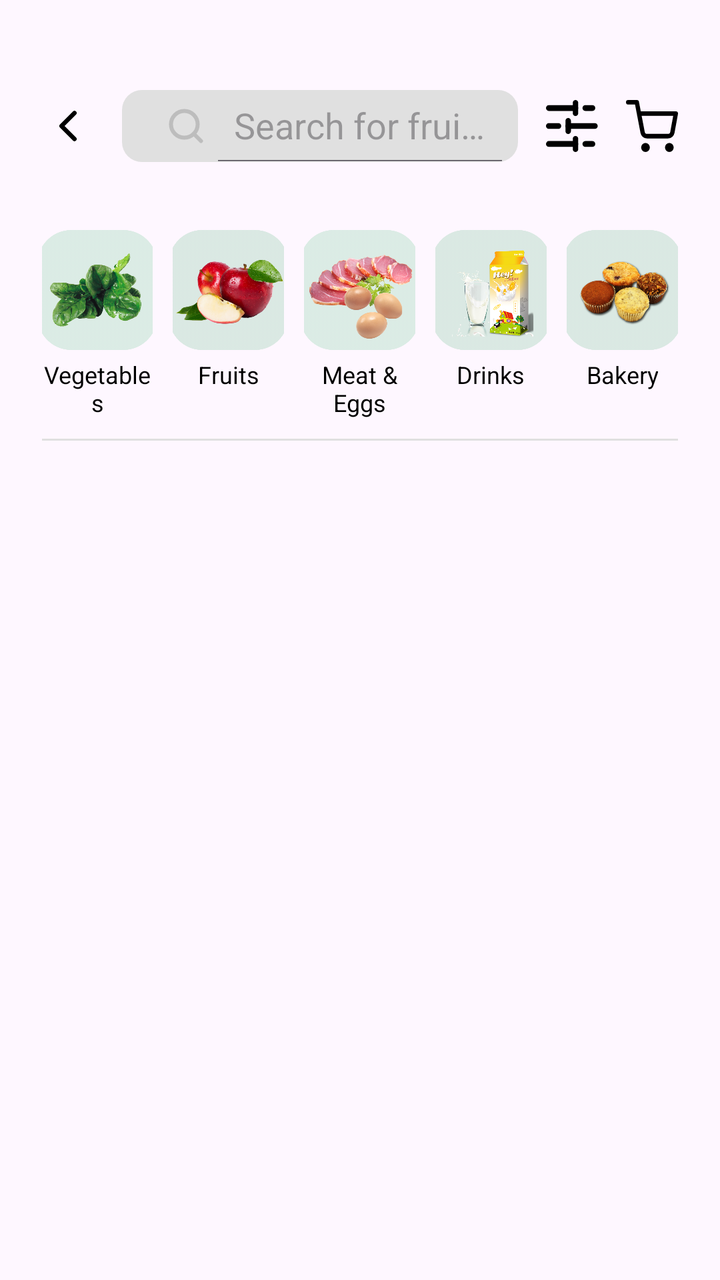
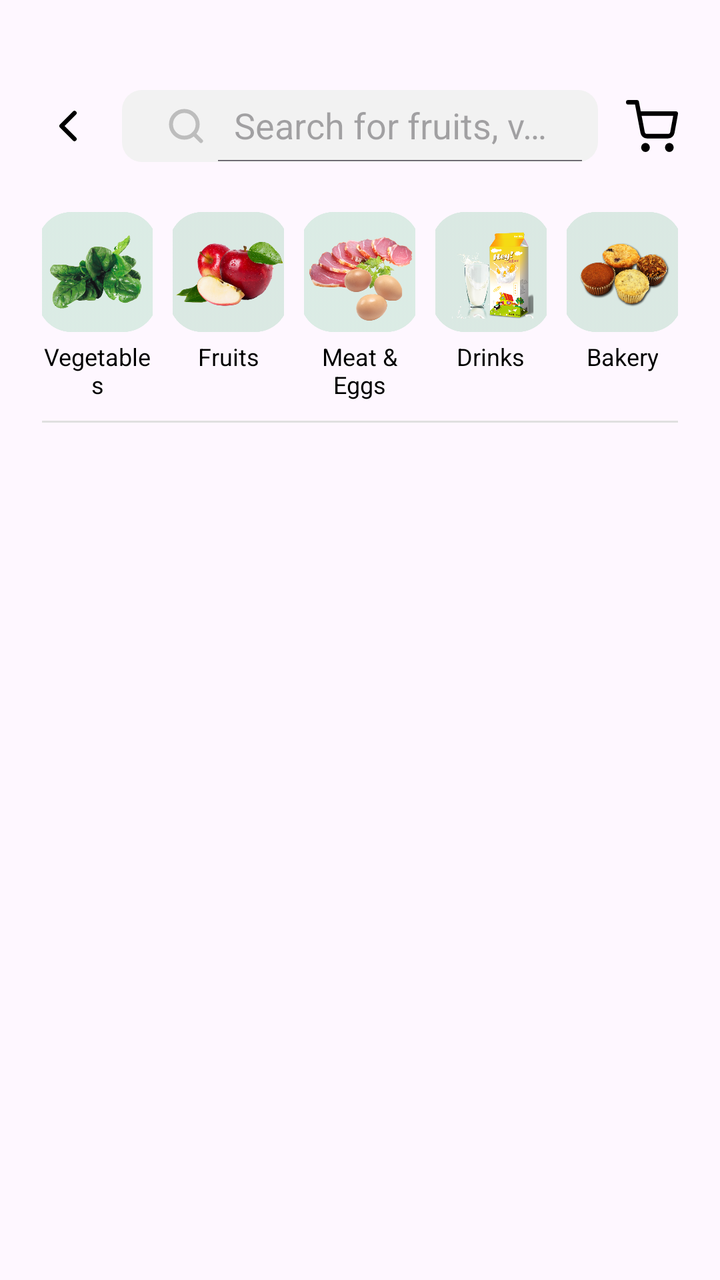

Compare the two renders of this Android layout. The source of the first and the diff that turns it into the second are given below.
<!-- AndroidManifest.xml: application theme Theme.GrocHub -->
<!-- res/layout/activity_categories.xml -->
<?xml version="1.0" encoding="utf-8"?>
<LinearLayout xmlns:android="http://schemas.android.com/apk/res/android"
    xmlns:app="http://schemas.android.com/apk/res-auto"
    xmlns:tools="http://schemas.android.com/tools"
    android:id="@+id/main"
    android:layout_width="match_parent"
    android:layout_height="match_parent"
    android:orientation="vertical"
    tools:context=".Categories">

    
    <LinearLayout
        android:id="@+id/ll_search_notification_row"
        android:layout_width="match_parent"
        android:layout_height="wrap_content"
        android:gravity="center_vertical"
        android:layout_marginBottom="19dp"
        android:layout_marginHorizontal="21dp"
        android:orientation="horizontal"
        android:layout_marginTop="45dp">

        <ImageView
            android:id="@+id/back"
            android:layout_width="26dp"
            android:layout_height="26dp"
            android:layout_marginEnd="14dp"
            android:background="?attr/selectableItemBackgroundBorderless"
            android:clickable="true"
            android:focusable="true"
            android:src="@drawable/back_arrow"
            android:scaleType="fitXY"
            app:tint="@color/black" />

        <androidx.appcompat.widget.SearchView
            android:id="@+id/search_view"
            android:layout_width="0dp"
            android:layout_height="36dp"
            android:layout_weight="1"
            android:layout_marginEnd="14dp"
            android:background="@drawable/searchbar_catagories"
            app:iconifiedByDefault="false"
            app:queryHint="Search for fruits, vegetables, groce..."
            app:searchIcon="@drawable/search"
            app:closeIcon="@null" />

        <ImageView
            android:id="@+id/iv_mail_icon"
            android:layout_width="26dp"
            android:layout_height="26dp"
            android:layout_marginEnd="14dp"
            android:background="?attr/selectableItemBackgroundBorderless"
            android:clickable="true"
            android:focusable="true"
            android:src="@drawable/filter"
            android:scaleType="fitXY"
            app:tint="@color/black" />

        <ImageView
            android:id="@+id/iv_notification_icon"
            android:layout_width="26dp"
            android:layout_height="26dp"
            android:background="?attr/selectableItemBackgroundBorderless"
            android:clickable="true"
            android:focusable="true"
            android:src="@drawable/carticon"
            android:scaleType="fitXY"
            app:tint="@color/black" />
    </LinearLayout>

    
    <LinearLayout
        android:layout_width="match_parent"
        android:layout_height="wrap_content"
        android:orientation="horizontal"
        android:layout_marginHorizontal="21dp"
        android:gravity="center_horizontal"
        android:layout_marginTop="15dp">

        <LinearLayout
            android:layout_width="0dp"
            android:layout_height="wrap_content"
            android:id="@+id/category_vegetables"
            android:layout_weight="1"
            android:orientation="vertical"
            android:gravity="center_horizontal"
            android:background="?attr/selectableItemBackground"
            android:clickable="true"
            android:focusable="true">
            <ImageView
                android:layout_width="60dp"
                android:layout_height="60dp"
                android:background="@drawable/categories_vegetables" />
            <TextView
                android:layout_width="wrap_content"
                android:layout_height="wrap_content"
                android:text="Vegetables"
                android:textSize="12sp"
                android:textColor="@color/black"
                android:gravity="center"
                android:layout_marginTop="4dp"/>
        </LinearLayout>

        <LinearLayout
            android:layout_width="0dp"
            android:layout_height="wrap_content"
            android:id="@+id/category_fruits"
            android:layout_weight="1"
            android:orientation="vertical"
            android:gravity="center_horizontal"
            android:layout_marginStart="10dp"
            android:background="?attr/selectableItemBackground"
            android:clickable="true"
            android:focusable="true">
            <ImageView
                android:layout_width="60dp"
                android:layout_height="60dp"
                android:background="@drawable/categories_fruits" />
            <TextView
                android:layout_width="wrap_content"
                android:layout_height="wrap_content"
                android:text="Fruits"
                android:textSize="12sp"
                android:textColor="@color/black"
                android:gravity="center"
                android:layout_marginTop="4dp"/>
        </LinearLayout>

        <LinearLayout
            android:layout_width="0dp"
            android:layout_height="wrap_content"
            android:id="@+id/category_meat_eggs"
            android:layout_weight="1"
            android:orientation="vertical"
            android:gravity="center_horizontal"
            android:layout_marginStart="10dp"
            android:background="?attr/selectableItemBackground"
            android:clickable="true"
            android:focusable="true">
            <ImageView
                android:layout_width="60dp"
                android:layout_height="60dp"
                android:background="@drawable/categories_meatandeggs" />
            <TextView
                android:layout_width="wrap_content"
                android:layout_height="wrap_content"
                android:text="Meat &amp; Eggs"
                android:textSize="12sp"
                android:textColor="@color/black"
                android:gravity="center"
                android:layout_marginTop="4dp"/>
        </LinearLayout>

        <LinearLayout
            android:layout_width="0dp"
            android:layout_height="wrap_content"
            android:id="@+id/category_drinks"
            android:layout_weight="1"
            android:orientation="vertical"
            android:gravity="center_horizontal"
            android:layout_marginStart="10dp"
            android:background="?attr/selectableItemBackground"
            android:clickable="true"
            android:focusable="true">
            <ImageView
                android:layout_width="60dp"
                android:layout_height="60dp"
                android:background="@drawable/categories_drinks" />
            <TextView
                android:layout_width="wrap_content"
                android:layout_height="wrap_content"
                android:text="Drinks"
                android:textSize="12sp"
                android:textColor="@color/black"
                android:gravity="center"
                android:layout_marginTop="4dp"/>
        </LinearLayout>

        <LinearLayout
            android:layout_width="0dp"
            android:layout_height="wrap_content"
            android:id="@+id/category_bakery"
            android:layout_weight="1"
            android:orientation="vertical"
            android:gravity="center_horizontal"
            android:layout_marginStart="10dp"
            android:background="?attr/selectableItemBackground"
            android:clickable="true"
            android:focusable="true">
            <ImageView
                android:layout_width="60dp"
                android:layout_height="60dp"
                android:background="@drawable/categories_bakery" />
            <TextView
                android:layout_width="wrap_content"
                android:layout_height="wrap_content"
                android:text="Bakery"
                android:textSize="12sp"
                android:textColor="@color/black"
                android:gravity="center"
                android:layout_marginTop="4dp"/>
        </LinearLayout>
    </LinearLayout>

    
    <View
        android:layout_width="match_parent"
        android:layout_height="1dp"
        android:background="#E0E0E0"
        android:layout_marginTop="10dp"
        android:layout_marginHorizontal="21dp"/>

    
    <FrameLayout
        android:id="@+id/categoryFragmentContainer"
        android:layout_width="match_parent"
        android:layout_height="0dp"
        android:layout_weight="1"
        android:layout_marginTop="8dp"
        android:layout_marginHorizontal="16dp" />

</LinearLayout>
<!-- resources referenced by this layout -->
<resources>
  <color name="black">#FF000000</color>
  <!-- drawable back_arrow (drawable) -->
  <vector xmlns:android="http://schemas.android.com/apk/res/android"
      android:width="24dp"
      android:height="24dp"
      android:viewportWidth="24"
      android:viewportHeight="24">
      <path
          android:strokeColor="#FF4F4F4F"
          android:strokeWidth="2"
          android:strokeLineCap="round"
          android:strokeLineJoin="round"
          android:pathData="M15 18l-6-6 6-6"/>
  </vector>
  <!-- drawable carticon (drawable) -->
  <vector xmlns:android="http://schemas.android.com/apk/res/android"
      android:width="24dp"
      android:height="23dp"
      android:viewportWidth="24"
      android:viewportHeight="23">
      <path
          android:strokeColor="#FFAEAEB2"
          android:strokeWidth="2"
          android:strokeLineCap="round"
          android:strokeLineJoin="round"
          android:pathData="M9 22c0.55 0 1-0.45 1-1s-0.45-1-1-1-1 0.45-1 1 0.45 1 1 1Z"/>
      <path
          android:strokeColor="#FFAEAEB2"
          android:strokeWidth="2"
          android:strokeLineCap="round"
          android:strokeLineJoin="round"
          android:pathData="M20 22c0.55 0 1-0.45 1-1s-0.45-1-1-1-1 0.45-1 1 0.45 1 1 1Z"/>
      <path
          android:strokeColor="#FFAEAEB2"
          android:strokeWidth="2"
          android:strokeLineCap="round"
          android:strokeLineJoin="round"
          android:pathData="M1 1h4l2.68 13.39c0.1 0.46 0.34 0.87 0.7 1.17 0.37 0.3 0.83 0.45 1.3 0.44h9.72c0.47 0 0.93-0.15 1.3-0.44 0.36-0.3 0.6-0.71 0.7-1.17L23 6H6"/>
  </vector>
  <!-- drawable categories_bakery: png bitmap (drawable, 184424 bytes) -->
  <!-- drawable categories_drinks: png bitmap (drawable, 151326 bytes) -->
  <!-- drawable categories_fruits: png bitmap (drawable, 187258 bytes) -->
  <!-- drawable categories_meatandeggs: png bitmap (drawable, 204107 bytes) -->
  <!-- drawable categories_vegetables: png bitmap (drawable, 182036 bytes) -->
  <!-- drawable filter: vector/xml drawable (drawable, 2012 chars, omitted) -->
  <!-- drawable search (drawable) -->
  <vector xmlns:android="http://schemas.android.com/apk/res/android"
      android:width="20dp"
      android:height="20dp"
      android:viewportWidth="20"
      android:viewportHeight="20">
    <path
        android:pathData="M9.167,15.833C12.849,15.833 15.833,12.849 15.833,9.167C15.833,5.485 12.849,2.5 9.167,2.5C5.485,2.5 2.5,5.485 2.5,9.167C2.5,12.849 5.485,15.833 9.167,15.833Z"
        android:strokeLineJoin="round"
        android:strokeWidth="2"
        android:fillColor="#00000000"
        android:strokeColor="#BDBDBD"
        android:strokeLineCap="round"/>
    <path
        android:pathData="M17.5,17.5L13.875,13.875"
        android:strokeLineJoin="round"
        android:strokeWidth="2"
        android:fillColor="#00000000"
        android:strokeColor="#BDBDBD"
        android:strokeLineCap="round"/>
  </vector>
  <!-- drawable searchbar_catagories (drawable) -->
  <?xml version="1.0" encoding="UTF-8"?>
  <shape
      xmlns:android="http://schemas.android.com/apk/res/android">
      <solid
          android:color="@color/more_light_gray"
          />
      <corners
          android:radius="10dp"
          />
  </shape>
  <style name="Theme.GrocHub" parent="Base.Theme.GrocHub" />
  <color name="more_light_gray">#FFE0E0E0</color>
  <style name="Base.Theme.GrocHub" parent="Theme.Material3.DayNight.NoActionBar">
          
          
      </style>
</resources>

<!-- the commit's change to res/layout/activity_categories.xml (unified diff, before → after) -->
@@ -14,7 +14,6 @@
         android:layout_width="match_parent"
         android:layout_height="wrap_content"
         android:gravity="center_vertical"
-        android:layout_marginBottom="19dp"
         android:layout_marginHorizontal="21dp"
         android:orientation="horizontal"
         android:layout_marginTop="45dp">
@@ -24,42 +23,29 @@
             android:layout_width="26dp"
             android:layout_height="26dp"
             android:layout_marginEnd="14dp"
-            android:background="?attr/selectableItemBackgroundBorderless"
             android:clickable="true"
             android:focusable="true"
             android:src="@drawable/back_arrow"
             android:scaleType="fitXY"
             app:tint="@color/black" />
 
-        <androidx.appcompat.widget.SearchView
-            android:id="@+id/search_view"
-            android:layout_width="0dp"
-            android:layout_height="36dp"
-            android:layout_weight="1"
-            android:layout_marginEnd="14dp"
-            android:background="@drawable/searchbar_catagories"
-            app:iconifiedByDefault="false"
-            app:queryHint="Search for fruits, vegetables, groce..."
-            app:searchIcon="@drawable/search"
-            app:closeIcon="@null" />
+            <androidx.appcompat.widget.SearchView
+                android:id="@+id/search_view"
+                android:layout_width="0dp"
+                android:layout_height="36dp"
+                android:layout_weight="1"
+                android:layout_marginEnd="14dp"
+                android:background="@drawable/searchbar_catagories"
+                app:closeIcon="@null"
+                app:iconifiedByDefault="false"
+                app:queryHint="Search for fruits, vegetables, groce..."
+                app:searchIcon="@drawable/search">
+            </androidx.appcompat.widget.SearchView>
 
         <ImageView
-            android:id="@+id/iv_mail_icon"
+            android:id="@+id/iv_cart_icon"
             android:layout_width="26dp"
             android:layout_height="26dp"
-            android:layout_marginEnd="14dp"
-            android:background="?attr/selectableItemBackgroundBorderless"
-            android:clickable="true"
-            android:focusable="true"
-            android:src="@drawable/filter"
-            android:scaleType="fitXY"
-            app:tint="@color/black" />
-
-        <ImageView
-            android:id="@+id/iv_notification_icon"
-            android:layout_width="26dp"
-            android:layout_height="26dp"
-            android:background="?attr/selectableItemBackgroundBorderless"
             android:clickable="true"
             android:focusable="true"
             android:src="@drawable/carticon"
@@ -72,9 +58,7 @@
         android:layout_width="match_parent"
         android:layout_height="wrap_content"
         android:orientation="horizontal"
-        android:layout_marginHorizontal="21dp"
-        android:gravity="center_horizontal"
-        android:layout_marginTop="15dp">
+        android:gravity="center_horizontal">
 
         <LinearLayout
             android:layout_width="0dp"
@@ -83,9 +67,10 @@
             android:layout_weight="1"
             android:orientation="vertical"
             android:gravity="center_horizontal"
-            android:background="?attr/selectableItemBackground"
-            android:clickable="true"
-            android:focusable="true">
+            android:clickable="true"
+            android:focusable="true"
+            android:layout_marginTop="25dp"
+            android:layout_marginStart="21dp">
             <ImageView
                 android:layout_width="60dp"
                 android:layout_height="60dp"
@@ -108,9 +93,9 @@
             android:orientation="vertical"
             android:gravity="center_horizontal"
             android:layout_marginStart="10dp"
-            android:background="?attr/selectableItemBackground"
-            android:clickable="true"
-            android:focusable="true">
+            android:clickable="true"
+            android:focusable="true"
+            android:layout_marginTop="25dp">
             <ImageView
                 android:layout_width="60dp"
                 android:layout_height="60dp"
@@ -133,9 +118,9 @@
             android:orientation="vertical"
             android:gravity="center_horizontal"
             android:layout_marginStart="10dp"
-            android:background="?attr/selectableItemBackground"
-            android:clickable="true"
-            android:focusable="true">
+            android:clickable="true"
+            android:focusable="true"
+            android:layout_marginTop="25dp">
             <ImageView
                 android:layout_width="60dp"
                 android:layout_height="60dp"
@@ -158,9 +143,9 @@
             android:orientation="vertical"
             android:gravity="center_horizontal"
             android:layout_marginStart="10dp"
-            android:background="?attr/selectableItemBackground"
-            android:clickable="true"
-            android:focusable="true">
+            android:clickable="true"
+            android:focusable="true"
+            android:layout_marginTop="25dp">
             <ImageView
                 android:layout_width="60dp"
                 android:layout_height="60dp"
@@ -183,9 +168,10 @@
             android:orientation="vertical"
             android:gravity="center_horizontal"
             android:layout_marginStart="10dp"
-            android:background="?attr/selectableItemBackground"
-            android:clickable="true"
-            android:focusable="true">
+            android:clickable="true"
+            android:focusable="true"
+            android:layout_marginTop="25dp"
+            android:layout_marginEnd="21dp">
             <ImageView
                 android:layout_width="60dp"
                 android:layout_height="60dp"
<!-- resource entries referenced after the edit -->
@@ -44,7 +44,6 @@
   <!-- drawable categories_fruits: png bitmap (drawable, 187258 bytes) -->
   <!-- drawable categories_meatandeggs: png bitmap (drawable, 204107 bytes) -->
   <!-- drawable categories_vegetables: png bitmap (drawable, 182036 bytes) -->
-  <!-- drawable filter: vector/xml drawable (drawable, 2012 chars, omitted) -->
   <!-- drawable search (drawable) -->
   <vector xmlns:android="http://schemas.android.com/apk/res/android"
       android:width="20dp"
@@ -71,14 +70,13 @@
   <shape
       xmlns:android="http://schemas.android.com/apk/res/android">
       <solid
-          android:color="@color/more_light_gray"
+          android:color="#F2F2F2"
           />
       <corners
           android:radius="10dp"
           />
   </shape>
   <style name="Theme.GrocHub" parent="Base.Theme.GrocHub" />
-  <color name="more_light_gray">#FFE0E0E0</color>
   <style name="Base.Theme.GrocHub" parent="Theme.Material3.DayNight.NoActionBar">
           
           
